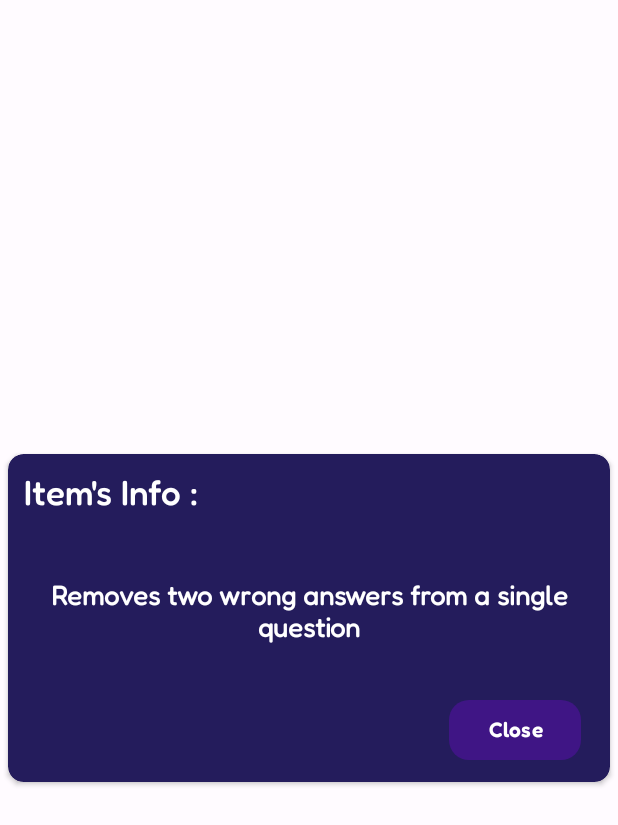
After one commit to HamzaARS2/QuizinApp, an Android app: the layout shop_item_explanation_dialog.xml on its own in the app's theme, with its tools: preview values and no code run, on a phone screen of 412 x 824 dp. The commit adds this screen. Shown: the top 825 px of the screen. Run offline under Robolectric (Android 15) with nearby library versions, the phone set to English and light mode, and no system bars; Roboto replaces fonts that are not available here.

Commit message:
shop item info dialog added

```diff
--- a/app/src/main/java/com/reddevx/quizin/ui/fragments/shop/ShopFragment.kt
+++ b/app/src/main/java/com/reddevx/quizin/ui/fragments/shop/ShopFragment.kt
@@ -8,6 +8,7 @@ import android.view.ViewGroup
 import android.widget.Toast
 import androidx.fragment.app.activityViewModels
 import androidx.lifecycle.ViewModelProvider
+import androidx.navigation.Navigation
 import androidx.navigation.fragment.navArgs
 import androidx.viewpager2.adapter.FragmentStateAdapter
 import com.reddevx.quizin.databinding.FragmentShopBinding
@@ -46,6 +47,11 @@ class ShopFragment : Fragment() {
 
     override fun onViewCreated(view: View, savedInstanceState: Bundle?) {
         super.onViewCreated(view, savedInstanceState)
+        binding.shopToolbar.setNavigationOnClickListener {
+            Navigation
+                .findNavController(it)
+                .popBackStack()
+        }
         binding.shopViewpager.adapter = FragmentAdapter(this,currentUser)
         viewModel.apply {
             postGold(currentUser.gold)
--- a/app/src/main/java/com/reddevx/quizin/utils/Utilities.kt
+++ b/app/src/main/java/com/reddevx/quizin/utils/Utilities.kt
@@ -89,6 +89,7 @@ fun showDialog(cancelable: Boolean, message: String ,context:Context,setPositive
     val dialog = AlertDialog.Builder(context)
         .setCancelable(cancelable)
         .setMessage(message)
+        .setTitle("Item Info")
         .setPositiveButton(R.string.yes) { dialog, _ ->
             setPositiveBtn(dialog)
         }
--- a/app/src/main/res/layout/shop_item.xml
+++ b/app/src/main/res/layout/shop_item.xml
@@ -45,7 +45,7 @@
 
 
         <com.google.android.material.card.MaterialCardView
-            android:id="@+id/cardView6"
+            android:id="@+id/shop_item_question_mark"
             android:layout_width="0dp"
             android:layout_height="@dimen/_24sdp"
             app:cardBackgroundColor="#80FFFFFF"
--- /dev/null
+++ b/app/src/main/res/layout/shop_item_explanation_dialog.xml
@@ -0,0 +1,73 @@
+<?xml version="1.0" encoding="utf-8"?>
+<androidx.constraintlayout.widget.ConstraintLayout xmlns:android="http://schemas.android.com/apk/res/android"
+    xmlns:app="http://schemas.android.com/apk/res-auto"
+    xmlns:tools="http://schemas.android.com/tools"
+    android:layout_width="match_parent"
+    android:layout_height="match_parent"
+    android:theme="@style/AppThemeWithoutFont">
+
+
+    <androidx.cardview.widget.CardView
+        android:layout_width="0dp"
+        android:layout_height="0dp"
+        app:cardBackgroundColor="@color/main_background_color"
+        app:cardCornerRadius="@dimen/_8sdp"
+        app:cardUseCompatPadding="true"
+        app:layout_constraintBottom_toBottomOf="parent"
+        app:layout_constraintDimensionRatio="16:9"
+        app:layout_constraintEnd_toEndOf="parent"
+        app:layout_constraintHorizontal_bias="0.5"
+        app:layout_constraintStart_toStartOf="parent"
+        app:layout_constraintTop_toTopOf="parent">
+
+        <androidx.constraintlayout.widget.ConstraintLayout
+            android:layout_width="match_parent"
+            android:layout_height="match_parent">
+
+
+            <TextView
+                android:id="@+id/shop_item_explanation_body_tv"
+                android:layout_width="0dp"
+                android:layout_height="0dp"
+                android:fontFamily="@font/fredoka_regular"
+                android:textStyle="bold"
+                android:gravity="center"
+                android:text="Removes two wrong answers from a single question"
+                android:textSize="@dimen/_14ssp"
+                app:layout_constraintBottom_toTopOf="@+id/shop_item_explanation_close_btn"
+                app:layout_constraintEnd_toEndOf="parent"
+                app:layout_constraintHorizontal_bias="0.5"
+                app:layout_constraintStart_toStartOf="parent"
+                app:layout_constraintTop_toBottomOf="@+id/textView8" />
+
+            <TextView
+                android:id="@+id/textView8"
+                android:layout_width="wrap_content"
+                android:layout_height="wrap_content"
+                android:layout_margin="@dimen/_8sdp"
+                android:fontFamily="@font/fredoka_medium"
+                android:text="Item's Info :"
+                android:textSize="@dimen/_18ssp"
+                app:layout_constraintBottom_toTopOf="@+id/shop_item_explanation_body_tv"
+                app:layout_constraintStart_toStartOf="parent"
+                app:layout_constraintTop_toTopOf="parent"
+                app:layout_constraintVertical_chainStyle="spread" />
+
+            <Button
+                android:id="@+id/shop_item_explanation_close_btn"
+                style="@style/itemInfoButtonStyle"
+                android:layout_width="wrap_content"
+                android:layout_height="wrap_content"
+                android:text="@string/close"
+                app:layout_constraintBottom_toBottomOf="parent"
+                app:layout_constraintEnd_toEndOf="@+id/shop_item_explanation_body_tv"
+                app:layout_constraintHorizontal_bias="0.938"
+                app:layout_constraintStart_toStartOf="@+id/shop_item_explanation_body_tv"
+                app:layout_constraintTop_toTopOf="parent"
+                app:layout_constraintVertical_bias="0.937" />
+        </androidx.constraintlayout.widget.ConstraintLayout>
+
+    </androidx.cardview.widget.CardView>
+
+
+</androidx.constraintlayout.widget.ConstraintLayout>
--- a/app/src/main/res/values/themes.xml
+++ b/app/src/main/res/values/themes.xml
@@ -67,5 +67,12 @@
         <item name="android:textColor">@android:color/white</item>
     </style>
 
+    <style name="itemInfoButtonStyle" parent="Widget.Material3.Button" >
+        <item name="fontFamily">@font/fredoka_semibold</item>
+        <item name="backgroundTint">@color/shop_main_color</item>
+        <item name="cornerRadius">@dimen/_10sdp</item>
+        <item name="android:textColor">@android:color/white</item>
+    </style>
+
 
 </resources>
```
Also changed, not shown: app/src/main/java/com/reddevx/quizin/ui/fragments/shop/items/ItemsFragment.kt (+25 -2 lines), app/src/main/java/com/reddevx/quizin/ui/fragments/shop/items/ShopItemsAdapter.kt (+14 -2 lines), app/src/main/res/layout/fragment_shop.xml (+4 -4 lines).
